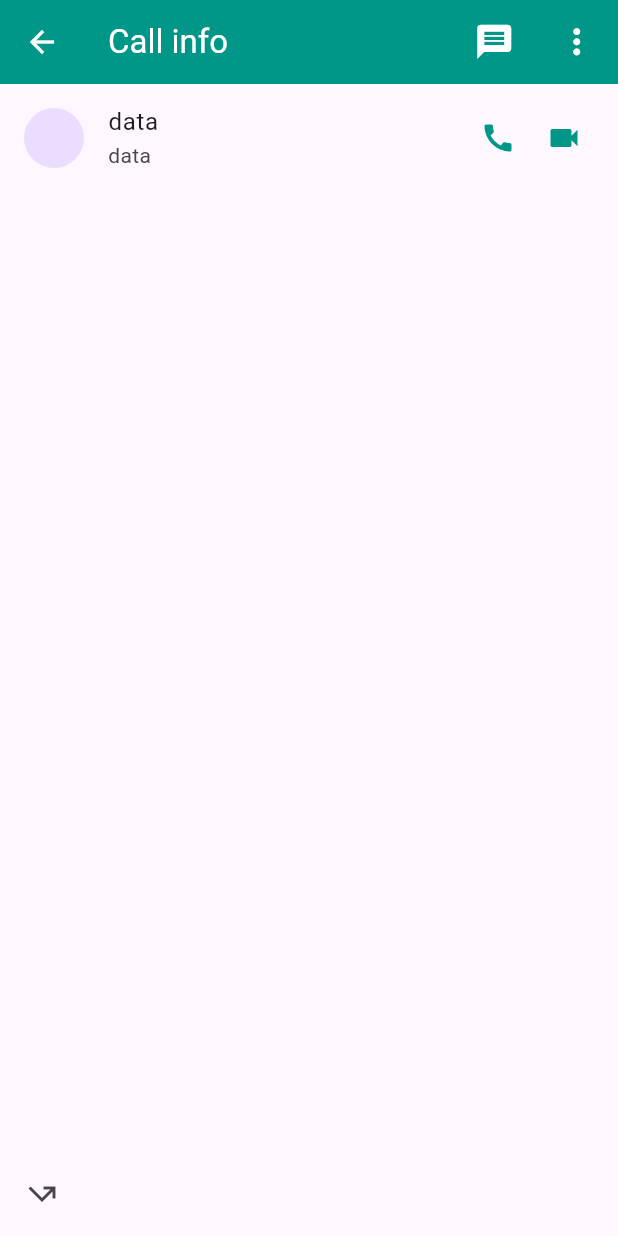
After one commit to Ajaykumaryadav-Aj/whatsapp_clone, a Flutter app: the screen it shows after launch, tab 4 chosen, after a tap on "Ajay", on a phone screen of 412 x 824 dp. The commit adds this screen. Run offline on Flutter 3.47's test engine with Material 2 defaults, Android fonts, the phone set to English and light mode, and no system bars.

Commit message:
call info

```diff
--- /dev/null
+++ b/lib/screens/call_info_screen.dart
@@ -0,0 +1,70 @@
+import 'package:flutter/material.dart';
+
+class CallInfoScreen extends StatelessWidget {
+  const CallInfoScreen({super.key});
+
+  @override
+  Widget build(BuildContext context) {
+    return Scaffold(
+      appBar: AppBar(
+        leading: const BackButton(
+          color: Colors.white,
+        ),
+        title: const Text(
+          'Call info',
+          style: TextStyle(color: Colors.white),
+        ),
+        backgroundColor: Colors.teal,
+        actions: const [
+          Padding(
+            padding: EdgeInsets.all(14.0),
+            child: Icon(
+              Icons.message,
+              color: Colors.white,
+              size: 27,
+            ),
+          ),
+          Padding(
+            padding: EdgeInsets.all(14.0),
+            child: Icon(
+              Icons.more_vert,
+              color: Colors.white,
+              size: 27,
+            ),
+          )
+        ],
+      ),
+      body: Column(
+        children: [
+          Expanded(
+            child: ListView.builder(
+              shrinkWrap: true,
+              itemCount: 1,
+              itemBuilder: (context, index) {
+                return const ListTile(
+                  leading: CircleAvatar(),
+                  title: Text('data'),
+                  subtitle: Text('data'),
+                  trailing: Wrap(
+                    spacing: 20,
+                    children: [
+                      Icon(
+                        Icons.call,
+                        color: Colors.teal,
+                      ),
+                      Icon(Icons.videocam, color: Colors.teal)
+                    ],
+                  ),
+                );
+              },
+            ),
+          ),
+          const ListTile(
+            leading: Icon(Icons.call_missed_outgoing),
+            // title: Text(),
+          )
+        ],
+      ),
+    );
+  }
+}
--- a/lib/screens/mywhatsapp.dart
+++ b/lib/screens/mywhatsapp.dart
@@ -1,6 +1,9 @@
 import 'package:flutter/material.dart';
+import 'package:whatsapp/main.dart';
 import 'package:whatsapp/screens/add_call.dart';
+import 'package:whatsapp/screens/call_info_screen.dart';
 import 'package:whatsapp/screens/create_status.dart';
+import 'package:whatsapp/screens/setting_screen.dart';
 import 'package:whatsapp/screens/status_edit_box.dart';
 import 'package:whatsapp/utils/database.dart';
 
@@ -54,19 +57,19 @@ class MyWhatsapp extends StatelessWidget {
                 const PopupMenuItem(
                   child: Text('Payments'),
                 ),
-                // PopupMenuItem(
-                //   child: const Text('Settings'),
-                //   onTap: () async {
-                //     await Navigator.push(
-                //       navigatorkey.currentContext!,
-                //       MaterialPageRoute(
-                //         builder: (context) {
-                //           return const SettingScreen();
-                //         },
-                //       ),
-                //     );
-                //   },
-                // ),
+                PopupMenuItem(
+                  child: const Text('Settings'),
+                  onTap: () async {
+                    await Navigator.push(
+                      navigatorkey.currentContext!,
+                      MaterialPageRoute(
+                        builder: (context) {
+                          return const SettingScreen();
+                        },
+                      ),
+                    );
+                  },
+                ),
               ],
             )
           ],
@@ -138,7 +141,6 @@ class MyCommunity extends StatelessWidget {
 
 //*➡️➡️➡️➡️➡️➡️***********CallsTab************************************************* */
 
-
 class CallsTab extends StatelessWidget {
   const CallsTab({super.key});
 
@@ -194,6 +196,13 @@ class CallsTab extends StatelessWidget {
                 itemCount: calllist.length,
                 itemBuilder: (context, index) {
                   return ListTile(
+                    onTap: () {
+                      Navigator.push(
+                          context,
+                          MaterialPageRoute(
+                            builder: (context) => const CallInfoScreen(),
+                          ));
+                    },
                     leading: CircleAvatar(
                       backgroundImage: AssetImage(statuslist[index]['image']),
                       radius: 25.0,
@@ -221,8 +230,6 @@ class CallsTab extends StatelessWidget {
 }
 
 //*➡️➡️➡️➡️➡️➡️➡️➡️***********StatusTab******************************************* */
-
-
 
 class StatusTab extends StatelessWidget {
   const StatusTab({super.key});
@@ -334,7 +341,6 @@ class StatusTab extends StatelessWidget {
 }
 
 //***➡️➡️➡️➡️➡️➡️➡️********ChatTab************************************************* */
-
 
 class ChatTab extends StatelessWidget {
   const ChatTab({
```
Also changed, not shown: lib/screens/new_group_page.dart (+30 -5 lines), lib/utils/database.dart (+0 -12 lines).
